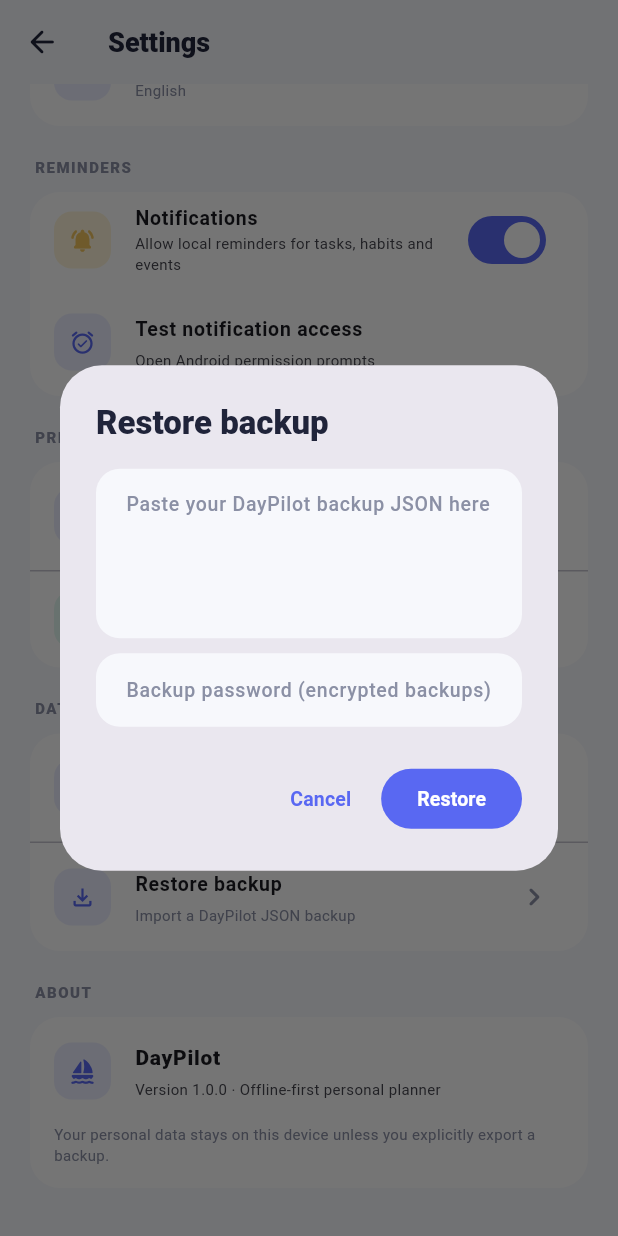
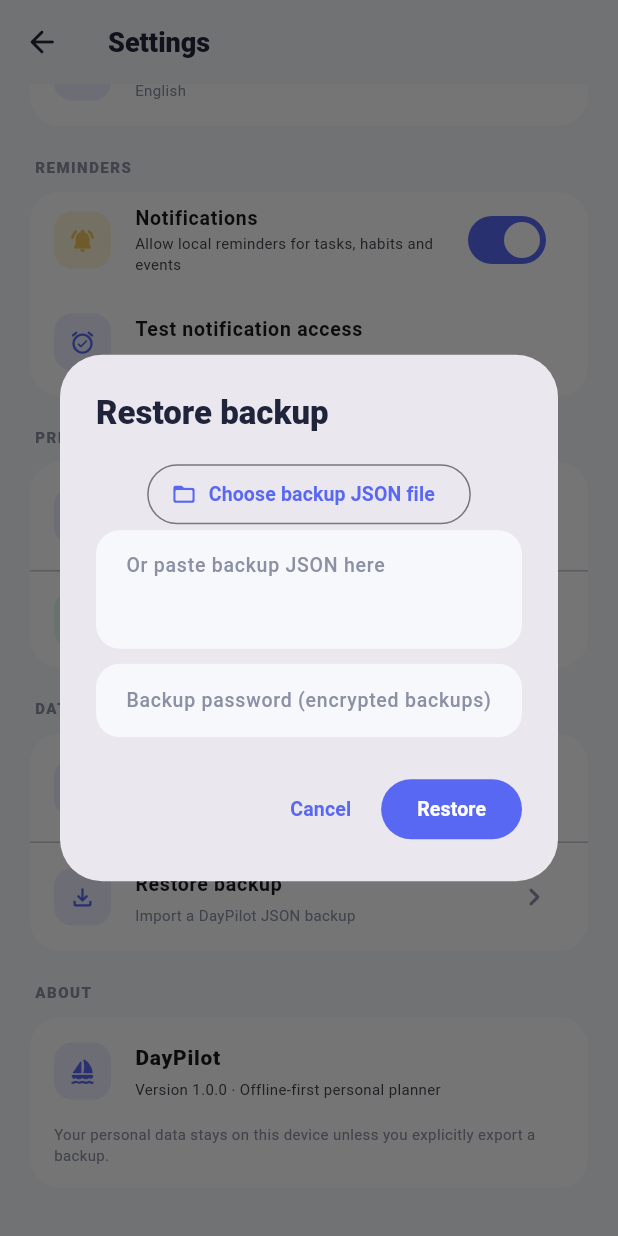
Before and after one commit to NaveenManickam/DayPliot1.0, a Flutter app: the SettingsScreen screen opened directly with empty values, scrolled down 323 dp, after a tap on "Restore backup", on a phone screen of 412 x 824 dp. Run offline on Flutter 3.47's test engine with Material 3 defaults, Android fonts, the phone set to English and light mode, and no system bars; our stand-ins replace file_picker, flutter_local_notifications, flutter_timezone, shared_preferences, sqflite, timezone; missing offline and left inert: cryptography; accounts and stored records are empty.

Commit message:
Add file-based encrypted backups and live day refresh

```diff
--- a/lib/providers/app_controller.dart
+++ b/lib/providers/app_controller.dart
@@ -97,8 +97,10 @@ class AppController extends ChangeNotifier {
     return _language == 'Tamil' ? quotesTamil[index] : quotes[index];
   }
 
-  String get greeting {
-    final hour = DateTime.now().hour;
+  String get greeting => greetingForHour(DateTime.now().hour);
+
+  static String greetingForHour(int hour) {
+    if (hour < 0 || hour > 23) throw RangeError.range(hour, 0, 23, 'hour');
     if (hour < 12) return 'Good Morning';
     if (hour < 17) return 'Good Afternoon';
     if (hour < 21) return 'Good Evening';
--- a/lib/screens/settings_screen.dart
+++ b/lib/screens/settings_screen.dart
@@ -1,5 +1,8 @@
+import 'dart:convert';
+import 'dart:typed_data';
+
+import 'package:file_picker/file_picker.dart';
 import 'package:flutter/material.dart';
-import 'package:flutter/services.dart';
 
 import '../core/app_constants.dart';
 import '../providers/app_controller.dart';
@@ -157,7 +160,7 @@ class _SettingsScreenState extends State<SettingsScreen> {
       builder: (context) => AlertDialog(
         title: Text(context.dp('Protect your backup')),
         content: Column(mainAxisSize: MainAxisSize.min, children: [
-          Text(context.dp('Choose a password of at least 8 characters. You will need it to restore this backup.'), style: TextStyle(fontSize: 12)),
+          Text(context.dp('Choose a password of at least 8 characters. You will need it to restore this backup.'), style: const TextStyle(fontSize: 12)),
           const SizedBox(height: 12),
           TextField(controller: passphrase, obscureText: true, decoration: InputDecoration(labelText: context.dp('Backup password'))),
           const SizedBox(height: 8),
@@ -175,13 +178,23 @@ class _SettingsScreenState extends State<SettingsScreen> {
     passphrase.dispose();
     confirmPassphrase.dispose();
     if (chosen == null) return;
+
     setState(() => _working = true);
     try {
       final data = await widget.controller.exportEncryptedBackup(chosen);
-      await Clipboard.setData(ClipboardData(text: data));
-      if (mounted) _message('Encrypted backup copied. Keep your password safe; it cannot be recovered.');
+      final stamp = DateTime.now().toIso8601String().replaceAll(':', '-').split('.').first;
+      final output = await FilePicker.saveFile(
+        dialogTitle: context.dp('Save encrypted DayPilot backup'),
+        fileName: 'daypilot-backup-$stamp.json',
+        bytes: Uint8List.fromList(utf8.encode(data)),
+      );
+      if (mounted) {
+        _message(output == null
+            ? context.dp('Backup save cancelled.')
+            : context.dp('Encrypted backup saved. Keep your password safe.'));
+      }
     } catch (error) {
-      if (mounted) _message('Could not create backup: $error');
+      if (mounted) _message('${context.dp('Could not create backup')}: $error');
     } finally {
       if (mounted) setState(() => _working = false);
     }
@@ -190,16 +203,62 @@ class _SettingsScreenState extends State<SettingsScreen> {
   Future<void> _importBackup() async {
     final source = TextEditingController();
     final passphrase = TextEditingController();
+    String? selectedBackup;
+    String? selectedFileName;
+
     final confirm = await showDialog<bool>(
       context: context,
-      builder: (context) => AlertDialog(
+      builder: (context) => StatefulBuilder(
+        builder: (context, setDialogState) => AlertDialog(
           title: Text(context.dp('Restore backup')),
           content: SizedBox(
             width: double.maxFinite,
             child: Column(mainAxisSize: MainAxisSize.min, children: [
-            TextField(controller: source, minLines: 5, maxLines: 8, decoration: InputDecoration(hintText: context.dp('Paste your DayPilot backup JSON here')), style: const TextStyle(fontSize: 11)),
+              OutlinedButton.icon(
+                onPressed: () async {
+                  try {
+                    final file = await FilePicker.pickFile(
+                      type: FileType.custom,
+                      allowedExtensions: ['json'],
+                    );
+                    if (file == null) return;
+                    final content = utf8.decode(await file.readAsBytes());
+                    setDialogState(() {
+                      selectedBackup = content;
+                      selectedFileName = file.name;
+                      source.clear();
+                    });
+                  } catch (error) {
+                    if (context.mounted) {
+                      ScaffoldMessenger.of(context).showSnackBar(
+                        SnackBar(content: Text('${context.dp('Could not read backup file')}: $error')),
+                      );
+                    }
+                  }
+                },
+                icon: const Icon(Icons.folder_open_rounded, size: 17),
+                label: Text(context.dp('Choose backup JSON file')),
+              ),
+              if (selectedFileName != null)
+                Padding(
+                  padding: const EdgeInsets.only(bottom: 8),
+                  child: Text('${context.dp('Selected file')}: $selectedFileName',
+                      style: const TextStyle(fontSize: 10, color: AppColors.muted)),
+                ),
+              TextField(
+                controller: source,
+                minLines: 3,
+                maxLines: 5,
+                decoration: InputDecoration(hintText: context.dp('Or paste backup JSON here')),
+                style: const TextStyle(fontSize: 11),
+                onChanged: (_) => setDialogState(() => selectedBackup = null),
+              ),
               const SizedBox(height: 10),
-            TextField(controller: passphrase, obscureText: true, decoration: InputDecoration(labelText: context.dp('Backup password (encrypted backups)'))),
+              TextField(
+                controller: passphrase,
+                obscureText: true,
+                decoration: InputDecoration(labelText: context.dp('Backup password (encrypted backups)')),
+              ),
             ]),
           ),
           actions: [
@@ -207,16 +266,23 @@ class _SettingsScreenState extends State<SettingsScreen> {
             FilledButton(onPressed: () => Navigator.pop(context, true), child: Text(context.dp('Restore'))),
           ],
         ),
+      ),
     );
+
     if (confirm == true) {
+      final backupData = selectedBackup ?? source.text;
+      if (backupData.trim().isEmpty) {
+        _message(context.dp('Choose a backup file or paste backup JSON.'));
+      } else {
         setState(() => _working = true);
         try {
-        await widget.controller.importEncryptedBackup(source.text, passphrase.text);
-        if (mounted) _message('Backup restored.');
+          await widget.controller.importEncryptedBackup(backupData, passphrase.text);
+          if (mounted) _message(context.dp('Backup restored.'));
         } catch (error) {
-        if (mounted) _message('Could not restore backup. Check the password and backup file.');
+          if (mounted) _message(context.dp('Could not restore backup. Check the password and backup file.'));
         } finally {
           if (mounted) setState(() => _working = false);
+        }
       }
     }
     source.dispose();
--- a/lib/utils/app_strings.dart
+++ b/lib/utils/app_strings.dart
@@ -124,6 +124,19 @@ class AppStrings {
     'Save date note': 'தேதி குறிப்பைச் சேமி', 'Save journal': 'நாள்குறிப்பைச் சேமி',
     'Save water entry': 'தண்ணீர் பதிவைச் சேமி', 'Save exercise': 'உடற்பயிற்சியைச் சேமி',
     'Save sleep log': 'தூக்க பதிவைச் சேமி', 'Save mood entry': 'மனநிலை பதிவைச் சேமி',
+    'Today': 'இன்று', 'Mon': 'திங்', 'Tue': 'செவ்', 'Wed': 'புத', 'Thu': 'வியா', 'Fri': 'வெள்', 'Sat': 'சனி', 'Sun': 'ஞாயி',
+    'W1': 'வா1', 'W2': 'வா2', 'W3': 'வா3', 'W4': 'வா4', 'W5': 'வா5',
+    'Jan': 'ஜன', 'Feb': 'பிப்', 'Mar': 'மார்', 'Apr': 'ஏப்', 'May': 'மே', 'Jun': 'ஜூன்', 'Jul': 'ஜூலை', 'Aug': 'ஆக', 'Sep': 'செப்', 'Oct': 'அக்', 'Nov': 'நவ', 'Dec': 'டிச',
+    'Save encrypted DayPilot backup': 'குறியாக்கப்பட்ட DayPilot காப்புப்பிரதியைச் சேமி',
+    'Backup save cancelled.': 'காப்புப்பிரதி சேமிப்பு ரத்து செய்யப்பட்டது.',
+    'Encrypted backup saved. Keep your password safe.': 'குறியாக்கப்பட்ட காப்புப்பிரதி சேமிக்கப்பட்டது. கடவுச்சொல்லை பாதுகாப்பாக வைத்திருங்கள்.',
+    'Could not create backup': 'காப்புப்பிரதியை உருவாக்க முடியவில்லை',
+    'Choose backup JSON file': 'காப்புப்பிரதி JSON கோப்பைத் தேர்ந்தெடுக்கவும்',
+    'Selected file': 'தேர்ந்தெடுத்த கோப்பு',
+    'Or paste backup JSON here': 'அல்லது காப்புப்பிரதி JSON-ஐ இங்கே ஒட்டவும்',
+    'Could not read backup file': 'காப்புப்பிரதி கோப்பைப் படிக்க முடியவில்லை',
+    'Choose a backup file or paste backup JSON.': 'காப்புப்பிரதி கோப்பைத் தேர்ந்தெடுக்கவும் அல்லது JSON-ஐ ஒட்டவும்',
+
   };
 }
 
--- a/pubspec.yaml
+++ b/pubspec.yaml
@@ -20,6 +20,7 @@ dependencies:
   intl: ^0.20.3
   crypto: ^3.0.8
   cryptography: ^2.7.0
+  file_picker: ^13.4.0
 
 dev_dependencies:
   flutter_test:
```
Also changed, not shown: lib/screens/my_day_screen.dart (+41 -1 lines), 2 other files. Lines whose indentation alone changed are shown as unchanged.
